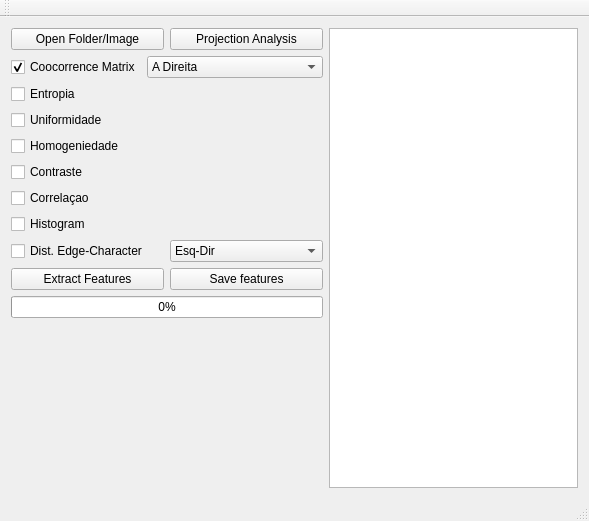
Old version of the form mainwindow.ui in the repository helderc/hIP-Feature-Extractor.
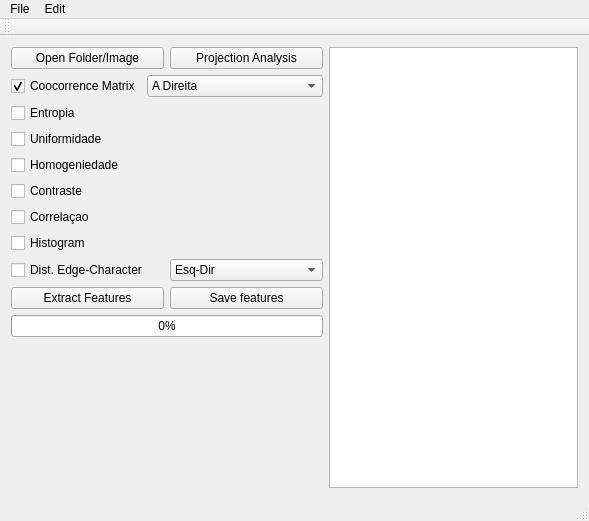
New version of the form.

```diff
--- a/mainwindow.ui
+++ b/mainwindow.ui
@@ -250,6 +250,20 @@
      <height>21</height>
     </rect>
    </property>
+   <widget class="QMenu" name="menuFile">
+    <property name="title">
+     <string>File</string>
+    </property>
+    <addaction name="actionSave_log"/>
+   </widget>
+   <widget class="QMenu" name="menuEdit">
+    <property name="title">
+     <string>Edit</string>
+    </property>
+    <addaction name="actionClear_log"/>
+   </widget>
+   <addaction name="menuFile"/>
+   <addaction name="menuEdit"/>
   </widget>
   <widget class="QToolBar" name="mainToolBar">
    <attribute name="toolBarArea">
```
Left out of the diff: 10 changed lines with no effect on the pictures.
